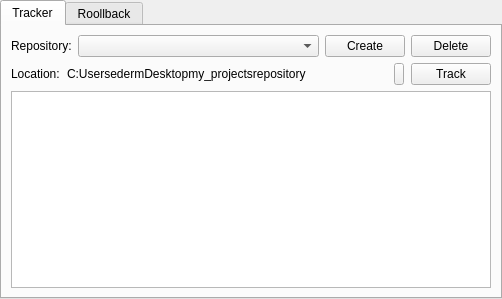
EdyardEr/auto_repository, file qt_designer_files/main_win.ui: the form before one commit.
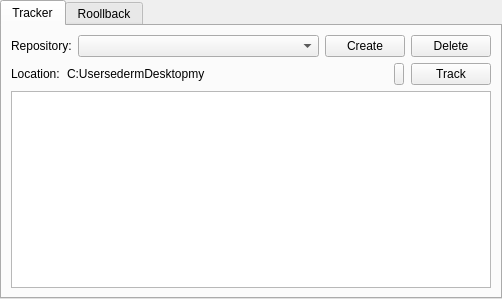
The form after the commit.

What changed in the file:
```diff
--- a/qt_designer_files/main_win.ui
+++ b/qt_designer_files/main_win.ui
@@ -132,7 +132,7 @@
              </sizepolicy>
             </property>
             <property name="text">
-             <string>C:UsersedermDesktopmy_projectsrepository</string>
+             <string>C:UsersedermDesktopmy</string>
             </property>
            </widget>
           </item>
```
Left out of the diff: 2 changed lines with no effect on the pictures.
